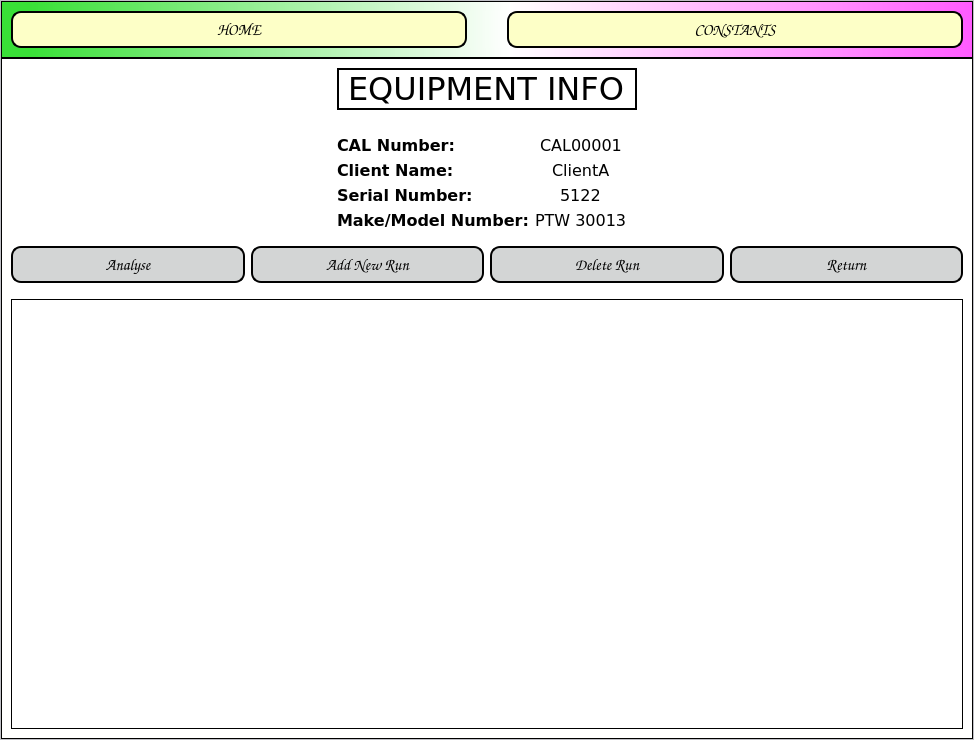
JasonLaux/DC-Boxjelly, file app/gui/resources/main_window.ui: the form before one commit.
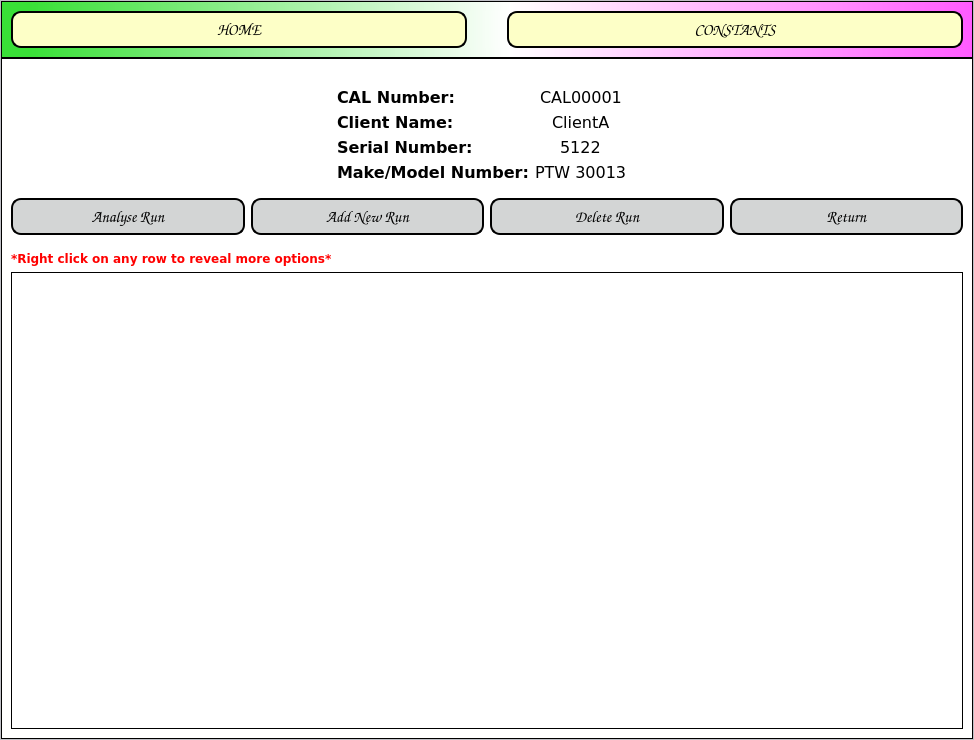
The form after the commit. The open tabs and pages were chosen to show the change.

Commit message: Removed headers, edited UI layout

The edit to the form file:
```diff
--- a/app/gui/resources/main_window.ui
+++ b/app/gui/resources/main_window.ui
@@ -1236,28 +1236,6 @@
               </font>
              </property>
              <layout class="QVBoxLayout" name="verticalLayout_34">
-              <item alignment="Qt::AlignHCenter">
-               <widget class="QLabel" name="label_47">
-                <property name="maximumSize">
-                 <size>
-                  <width>16777215</width>
-                  <height>50</height>
-                 </size>
-                </property>
-                <property name="font">
-                 <font>
-                  <family>Verdana</family>
-                  <pointsize>24</pointsize>
-                 </font>
-                </property>
-                <property name="frameShape">
-                 <enum>QFrame::WinPanel</enum>
-                </property>
-                <property name="text">
-                 <string>EQUIPMENT INFO</string>
-                </property>
-               </widget>
-              </item>
               <item>
                <spacer name="horizontalSpacer_2">
                 <property name="orientation">
@@ -1482,7 +1460,7 @@
 </string>
                   </property>
                   <property name="text">
-                   <string>Analyse</string>
+                   <string>Analyse Run</string>
                   </property>
                  </widget>
                 </item>
@@ -1618,6 +1596,23 @@
                 </property>
                </spacer>
               </item>
+              <item>
+               <widget class="QLabel" name="label">
+                <property name="font">
+                 <font>
+                  <family>Verdana</family>
+                  <weight>75</weight>
+                  <bold>true</bold>
+                 </font>
+                </property>
+                <property name="styleSheet">
+                 <string notr="true">color: rgb(255, 0, 0);</string>
+                </property>
+                <property name="text">
+                 <string>*Right click on any row to reveal more options*</string>
+                </property>
+               </widget>
+              </item>
               <item>
                <widget class="QTableView" name="runsTable">
                 <property name="font">
```
Left out of the diff: 46 changed lines with no effect on the pictures. The commit also changes 6 other files.
